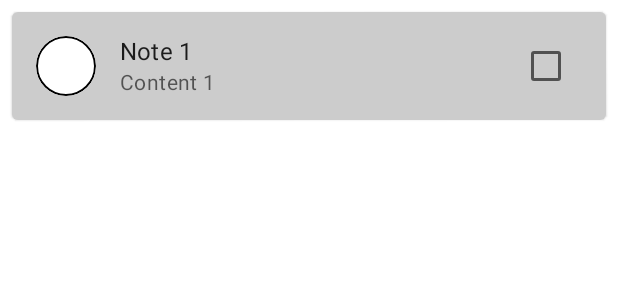
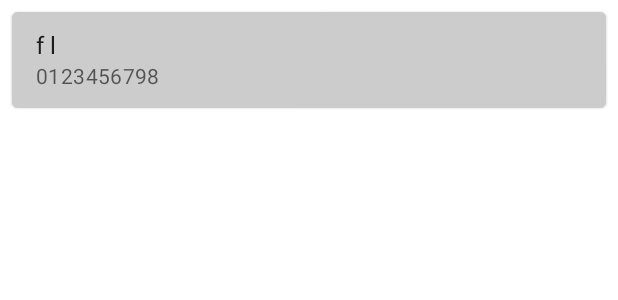
Before and after one commit to 6310682783/examplea05, an Android app built with Jetpack Compose: the @Preview function NotePreview, on a phone screen of 412 x 824 dp. Shown: the top 300 px of the screen. Run offline under Robolectric (Android 15) with nearby library versions, the phone set to English and light mode, and no system bars.

Commit message:
create phone book app

```diff
--- a/MyNotes-master/app/src/main/java/com/example/mynotes/domain/model/NoteModel.kt
+++ b/MyNotes-master/app/src/main/java/com/example/mynotes/domain/model/NoteModel.kt
@@ -4,9 +4,9 @@ const val NEW_NOTE_ID = -1L
 
 data class NoteModel(
     val id: Long = NEW_NOTE_ID, // This value is used for new notes
-    val phone: String = "0123456789",
-    val firstname: String = "firstname",
-    val lastname: String = "lastname",
+    val phone: String = "",
+    val firstname: String = "",
+    val lastname: String = "",
     val title: String = "",
     val content: String = "",
     val isCheckedOff: Boolean? = null, // null represents that the note can't be checked off
--- a/MyNotes-master/app/src/main/java/com/example/mynotes/screens/NotesScreen.kt
+++ b/MyNotes-master/app/src/main/java/com/example/mynotes/screens/NotesScreen.kt
@@ -31,7 +31,7 @@ fun NotesScreen(viewModel: MainViewModel) {
             TopAppBar(
                 title = {
                     Text(
-                        text = "My Notes",
+                        text = "My Phone Book",
                         color = MaterialTheme.colors.onPrimary
                     )
                 },
@@ -113,8 +113,7 @@ private fun NotesListPreview() {
 
             NoteModel(2, "0123456789","fname","lname", "Note 2", "Content 2", null),
             NoteModel(3, "0123456789","fname","lname", "Note 3", "Content 3", null),
-            //NoteModel(2, "Note 2", "Content 2", false),
-            //NoteModel(3, "Note 3", "Content 3", true)
+
         ),
         onNoteCheckedChange = {},
         onNoteClick = {}
--- a/MyNotes-master/app/src/main/java/com/example/mynotes/ui/components/Note.kt
+++ b/MyNotes-master/app/src/main/java/com/example/mynotes/ui/components/Note.kt
@@ -35,29 +35,14 @@ fun Note(
         backgroundColor = background
     ) {
         ListItem(
-            text = { Text(text = note.title, maxLines = 1) },
+            text = { Text(text = note.firstname + " "+ note.lastname, maxLines = 1)
+
+
+                   },
             secondaryText = {
-                Text(text = note.content, maxLines = 1)
+                Text(text = note.phone, maxLines = 1)
             },
-            icon = {
-                NoteColor(
-                    color = Color.fromHex(note.color.hex),
-                    size = 40.dp,
-                    border = 1.dp
-                )
-            },
-            trailing = {
-                if (note.isCheckedOff != null) {
-                    Checkbox(
-                        checked = note.isCheckedOff,
-                        onCheckedChange = { isChecked ->
-                            val newNote = note.copy(isCheckedOff = isChecked)
-                            onNoteCheckedChange.invoke(newNote)
-                        },
-                        modifier = Modifier.padding(start = 8.dp)
-                    )
-                }
-            },
+
             modifier = Modifier.clickable {
                 onNoteClick.invoke(note)
             }
--- a/MyNotes-master/app/src/main/java/com/example/mynotes/viewmodel/MainViewModel.kt
+++ b/MyNotes-master/app/src/main/java/com/example/mynotes/viewmodel/MainViewModel.kt
@@ -10,6 +10,7 @@ import com.example.mynotes.database.DbMapper
 import com.example.mynotes.database.Repository
 import com.example.mynotes.domain.model.ColorModel
 import com.example.mynotes.domain.model.NoteModel
+import com.example.mynotes.domain.model.TagModel
 import com.example.mynotes.routing.MyNotesRouter
 import com.example.mynotes.routing.Screen
 import kotlinx.coroutines.Dispatchers
@@ -27,6 +28,9 @@ class MainViewModel(application: Application) : ViewModel() {
 
     val colors: LiveData<List<ColorModel>> by lazy {
         repository.getAllColors()
+    }
+    val tags: LiveData<List<TagModel>> by lazy {
+        repository.getAllTags()
     }
 
     val notesInTrash by lazy { repository.getAllNotesInTrash() }
```
Also changed, not shown: MyNotes-master/app/src/main/java/com/example/mynotes/screens/SaveNoteScreen.kt (+110 -31 lines), MyNotes-master/app/src/main/res/drawable/baseline_color_lens_24.xml (+5 -5 lines).
